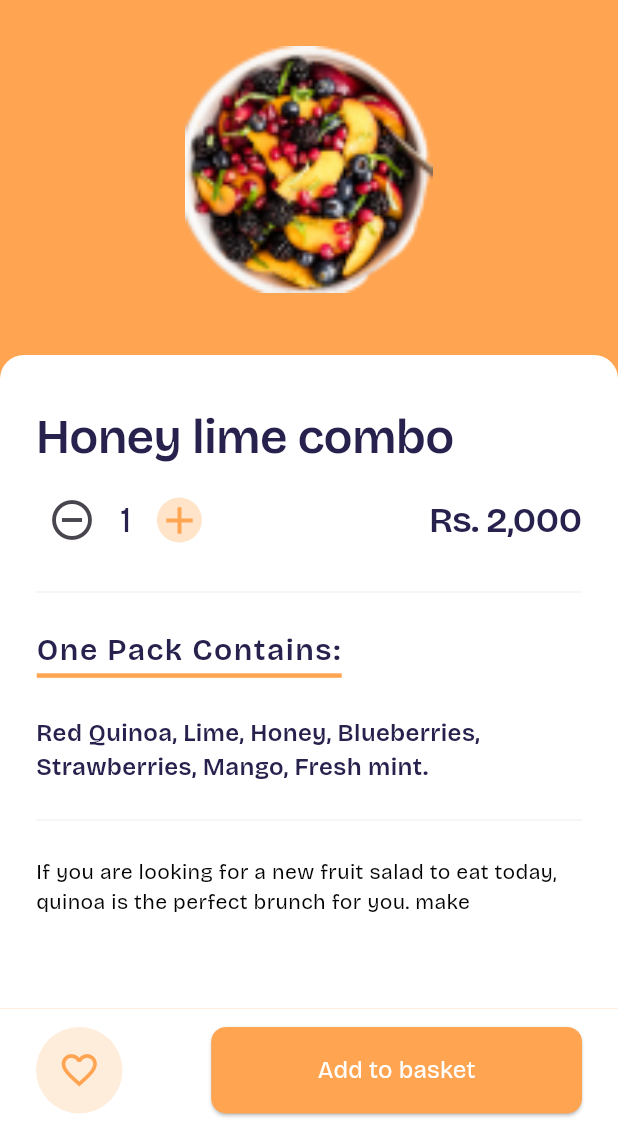
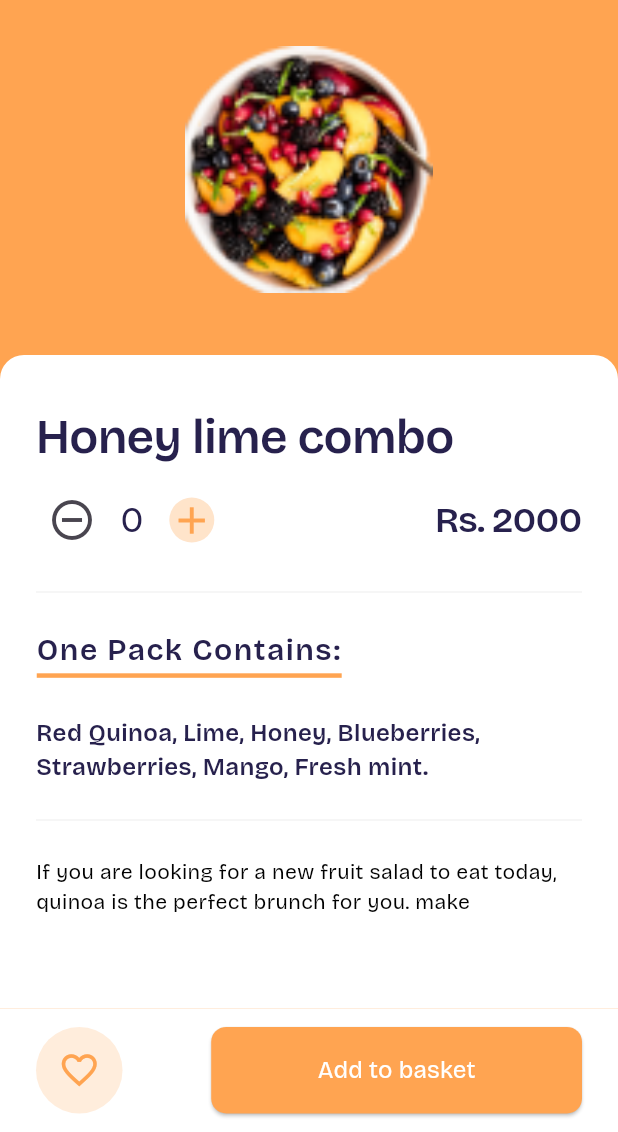
Before and after one commit to piyushkarmacharya/ecommerce_fruits, a Flutter app: the HomeScreen screen opened by its route, after a tap on the "add" icon, on a phone screen of 412 x 824 dp, the part 104-1236 px from its top. Run offline on Flutter 3.47's test engine with Material 3 defaults, Android fonts, the phone set to English and light mode, and no system bars; our stand-ins replace flutter_riverpod, flutter_svg.

Commit message:
add state management for basket

```diff
--- a/lib/main.dart
+++ b/lib/main.dart
@@ -1,3 +1,4 @@
+import "package:ecommerce_fruits/cart_notifier.dart";
 import "package:ecommerce_fruits/pages/add_to_basket_page/add_to_basket_page.dart";
 import "package:ecommerce_fruits/pages/authentication_page/authentication_page.dart";
 import "package:ecommerce_fruits/pages/basket_page/basket_page.dart";
@@ -15,6 +16,8 @@ void main() {
 
 final userProvider =
     StateNotifierProvider<UserNotifier, String>((ref) => UserNotifier("User"));
+final cartProvider =
+    StateNotifierProvider<CartNotifier, List<Map>>((ref) => CartNotifier([]));
 
 class MyApp extends StatelessWidget {
   const MyApp({super.key});
--- a/lib/pages/add_to_basket_page/add_to_basket_page.dart
+++ b/lib/pages/add_to_basket_page/add_to_basket_page.dart
@@ -1,16 +1,18 @@
+import 'package:ecommerce_fruits/main.dart';
 import 'package:ecommerce_fruits/pages/basket_page/basket_page.dart';
 import 'package:flutter/material.dart';
+import 'package:flutter_riverpod/flutter_riverpod.dart';
 
-class AddToBasketPage extends StatefulWidget {
+class AddToBasketPage extends ConsumerStatefulWidget {
   static String routeName = "/add-to-basket";
   const AddToBasketPage({super.key});
 
   @override
-  State<AddToBasketPage> createState() => _AddToBasketPageState();
+  ConsumerState<AddToBasketPage> createState() => _AddToBasketPageState();
 }
 
-class _AddToBasketPageState extends State<AddToBasketPage> {
-  int qty = 1;
+class _AddToBasketPageState extends ConsumerState<AddToBasketPage> {
+  int qty = 0;
   @override
   Widget build(BuildContext context) {
     final screenSize = MediaQuery.of(context).size;
@@ -229,8 +231,18 @@ class _AddToBasketPageState extends State<AddToBasketPage> {
                       height: 0.07 * screenSize.height,
                       child: ElevatedButton(
                           onPressed: () {
-                            Navigator.of(context)
-                                .pushNamed(BasketPage.routeName);
+                            if (qty != 0) {
+                              data['quantity'] = qty.toString();
+                              ref.read(cartProvider.notifier).addProduct(data);
+                              Navigator.of(context)
+                                  .pushNamed(BasketPage.routeName);
+                            } else {
+                              ScaffoldMessenger.of(context).showSnackBar(
+                                const SnackBar(
+                                  content: Text("Quantity is 0"),
+                                ),
+                              );
+                            }
                           },
                           child: const Text(
                             "Add to basket",
--- a/lib/pages/home_screen/home_screen.dart
+++ b/lib/pages/home_screen/home_screen.dart
@@ -17,7 +17,7 @@ class _HomeScreenState extends ConsumerState<HomeScreen> {
   final List<Map<String, String>> combo = [
     {
       "name": "Honey lime combo",
-      "price": "2,000",
+      "price": "2000",
       "image": "assets/images/Honey_lime_combo.png",
       "contains":
           "Red Quinoa, Lime, Honey, Blueberries, Strawberries, Mango, Fresh mint.",
@@ -26,7 +26,7 @@ class _HomeScreenState extends ConsumerState<HomeScreen> {
     },
     {
       "name": "Berry mango combo",
-      "price": "8,000",
+      "price": "8000",
       "image": "assets/images/Berry_mango_combo.png",
       "contains":
           "Red Quinoa, Lime, Honey, Blueberries, Strawberries, Mango, Fresh mint.",
@@ -35,7 +35,7 @@ class _HomeScreenState extends ConsumerState<HomeScreen> {
     },
     {
       "name": "Honey lime combo",
-      "price": "2,000",
+      "price": "2000",
       "image": "assets/images/Honey_lime_combo.png",
       "contains":
           "Red Quinoa, Lime, Honey, Blueberries, Strawberries, Mango, Fresh mint.",
@@ -44,7 +44,7 @@ class _HomeScreenState extends ConsumerState<HomeScreen> {
     },
     {
       "name": "Berry mango combo",
-      "price": "8,000",
+      "price": "8000",
       "image": "assets/images/Berry_mango_combo.png",
       "contains":
           "Red Quinoa, Lime, Honey, Blueberries, Strawberries, Mango, Fresh mint.",
@@ -53,7 +53,7 @@ class _HomeScreenState extends ConsumerState<HomeScreen> {
     },
     {
       "name": "Berry mango combo",
-      "price": "8,000",
+      "price": "8000",
       "image": "assets/images/Berry_mango_combo.png",
       "contains":
           "Red Quinoa, Lime, Honey, Blueberries, Strawberries, Mango, Fresh mint.",
```
Also changed, not shown: lib/cart_notifier.dart (added, +8 -0 lines), lib/pages/basket_page/basket_page.dart (+18 -15 lines).
